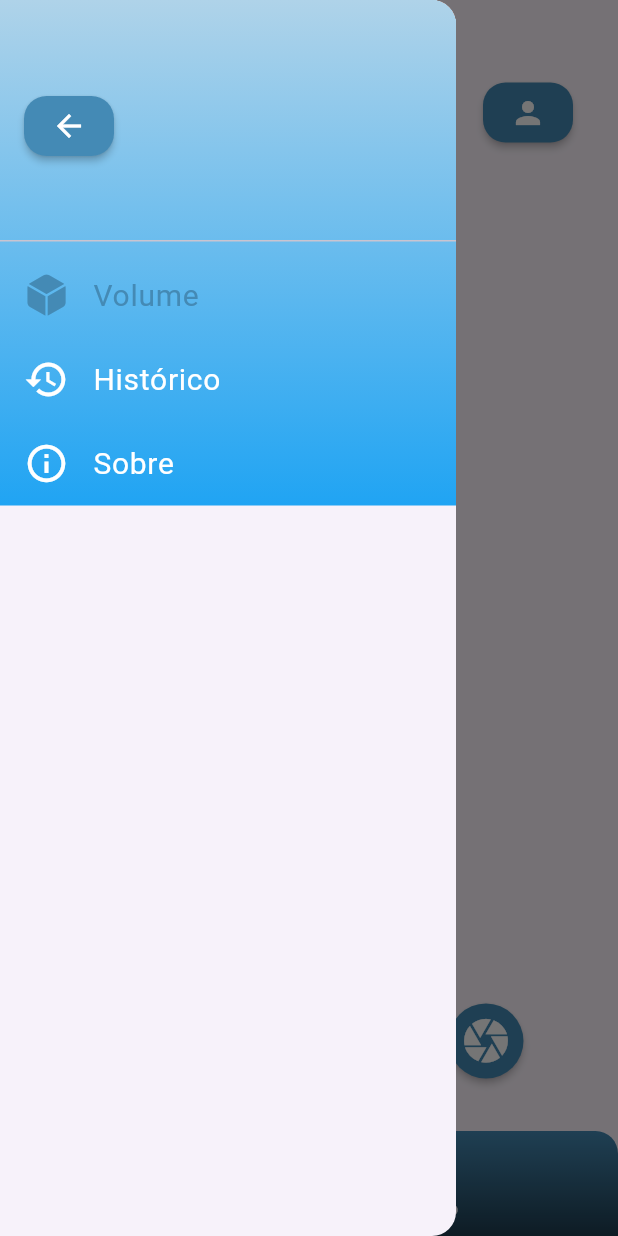
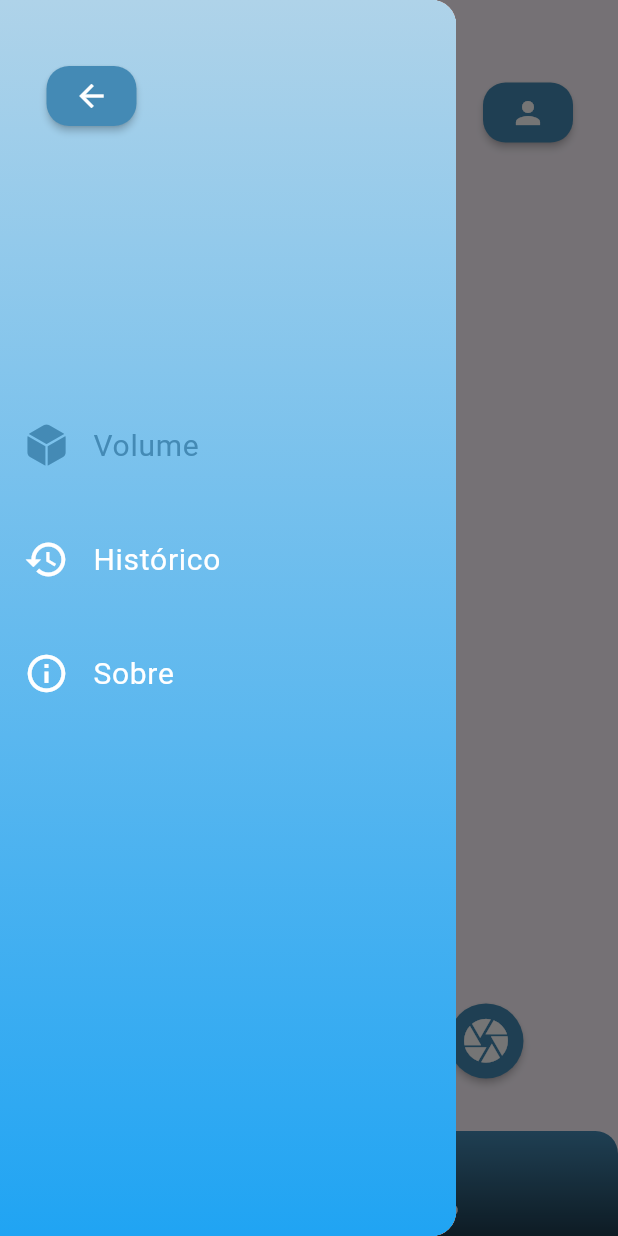
Before and after one commit to WKO8/Volumetrica, a Flutter app: the screen it shows after launch, with the side drawer open, on a phone screen of 412 x 824 dp. Run offline on Flutter 3.47's test engine with Material 3 defaults, Android fonts, the light colour scheme and no system bars.

Commit message:
Fix alignment in side menu widget
- Align back button
- Align menu links more centrally
- Remove bottom line of the DrawerHeader widget

```diff
--- a/lib/widgets/CustomSideMenu.dart
+++ b/lib/widgets/CustomSideMenu.dart
@@ -2,6 +2,7 @@
 
 import 'package:flutter/cupertino.dart';
 import 'package:flutter/material.dart';
+import 'package:flutter/widgets.dart';
 import 'package:volumetrica/widgets/CustomButton.dart';
 
 class CustomSideMenu extends StatefulWidget {
@@ -17,6 +18,7 @@ class _CustomSideMenuState extends State<CustomSideMenu> {
     return Drawer(
       child: Column(
         children: [
+          Expanded(child:
             Container(
               decoration: BoxDecoration(
                 gradient: LinearGradient(
@@ -27,10 +29,15 @@ class _CustomSideMenuState extends State<CustomSideMenu> {
               ),
               child: Column(
                 children: [
-                  DrawerHeader(
+                  Theme(data: Theme.of(context).copyWith(
+                    dividerTheme: const DividerThemeData(color: Colors.transparent)
+                  ),
+                  child: DrawerHeader(
                     child: Row(
                       children: [
-                        CustomButton(
+                        Padding(
+                          padding: const EdgeInsets.only(bottom: 40.0, left: 15.0),
+                          child: CustomButton(
                             scaffoldContext: context,
                             content: Icon(
                               Icons.arrow_back,
@@ -44,10 +51,18 @@ class _CustomSideMenuState extends State<CustomSideMenu> {
                               Navigator.pop(context)
                             },
                           ),
+                        ),
                       ],
                     )
-                  ),
+                  )),
 
+                  Expanded(
+                    child: Padding(
+                      padding: const EdgeInsets.only(top: 100.0),
+                      child: Column(
+                        mainAxisAlignment: MainAxisAlignment.start,
+                        mainAxisSize: MainAxisSize.max,
+                        children: [
                           // home page list tile
                           ListTile(
                             leading: Icon(
@@ -70,6 +85,9 @@ class _CustomSideMenuState extends State<CustomSideMenu> {
                               Navigator.pushNamed(context, '/home');
                             },
                           ),
+
+                          SizedBox(height: 20),
+
                           // history page list tile
                           ListTile(
                             leading: Icon(
@@ -92,6 +110,9 @@ class _CustomSideMenuState extends State<CustomSideMenu> {
                               Navigator.pushNamed(context, '/settings');
                             },
                           ),
+
+                          SizedBox(height: 20),
+
                           // about page list tile
                           ListTile(
                             leading: Icon(
@@ -114,12 +135,16 @@ class _CustomSideMenuState extends State<CustomSideMenu> {
                               Navigator.pushNamed(context, '/settings');
                             },
                           )
-                ],
+                        ]
                       ),
-
+                    ),
                   ),
                 ],
               ),
+            )
+          ),
+        ],
+      )
     );
   }
 }
```
Lines whose indentation alone changed are shown as unchanged.
